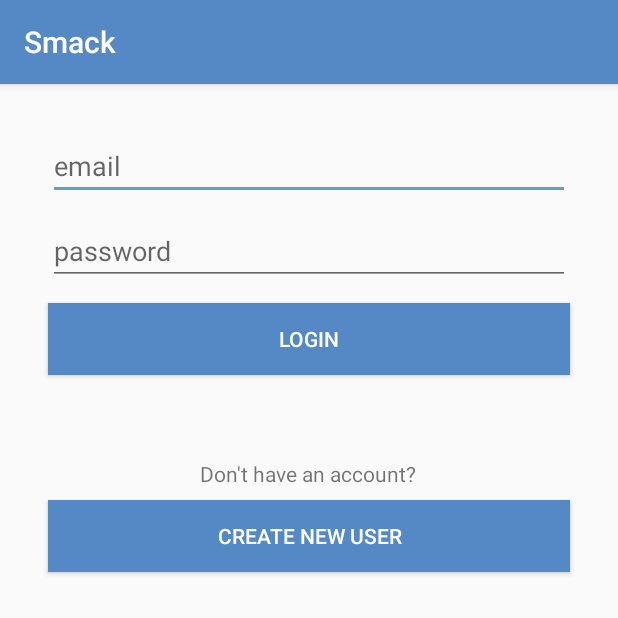
After one commit to SanJSp/SlackCloneApp, an Android app: the LoginActivity screen opened directly, with no data from a screen before it, on a phone screen of 412 x 824 dp, the top half of it. The commit adds this screen. Run offline under Robolectric (Android 15) with nearby library versions, the phone set to English and light mode, and no system bars.

Commit message:
Login Activity UI added

```diff
--- a/app/build.gradle
+++ b/app/build.gradle
@@ -24,7 +24,7 @@ android {
 
 dependencies {
     implementation fileTree(dir: 'libs', include: ['*.jar'])
-    implementation"org.jetbrains.kotlin:kotlin-stdlib-jdk7:$kotlin_version"
+    implementation "org.jetbrains.kotlin:kotlin-stdlib-jdk7:$kotlin_version"
     implementation 'com.android.support:appcompat-v7:28.0.0'
     implementation 'com.android.support:support-v4:28.0.0'
     implementation 'com.android.support:design:28.0.0'
--- a/app/src/main/AndroidManifest.xml
+++ b/app/src/main/AndroidManifest.xml
@@ -9,6 +9,8 @@
             android:roundIcon="@mipmap/ic_launcher"
             android:supportsRtl="true"
             android:theme="@style/AppTheme">
+        <activity android:name=".LoginActivity">
+        </activity>
         <activity
                 android:name=".MainActivity"
                 android:label="@string/app_name"
--- /dev/null
+++ b/app/src/main/java/com/example/smack/LoginActivity.kt
@@ -0,0 +1,24 @@
+package com.example.smack
+
+import android.support.v7.app.AppCompatActivity
+import android.os.Bundle
+import android.view.View
+
+class LoginActivity : AppCompatActivity() {
+
+    override fun onCreate(savedInstanceState: Bundle?) {
+        super.onCreate(savedInstanceState)
+        setContentView(R.layout.activity_login)
+    }
+
+    fun loginCreateUserBtnClicked (view: View){
+
+    }
+
+    fun loginLoginBtnClicked (view: View) {
+
+    }
+
+
+
+}
--- a/app/src/main/java/com/example/smack/MainActivity.kt
+++ b/app/src/main/java/com/example/smack/MainActivity.kt
@@ -1,5 +1,6 @@
 package com.example.smack
 
+import android.content.Intent
 import android.os.Bundle
 import android.support.design.widget.Snackbar
 import android.support.design.widget.NavigationView
@@ -37,6 +38,8 @@ class MainActivity : AppCompatActivity() {
     }
 
     fun loginBtnNavClicked( view: View){
+        val loginIntent = Intent(this, LoginActivity::class.java)
+        startActivity(loginIntent)
 
     }
 
--- /dev/null
+++ b/app/src/main/res/layout/activity_login.xml
@@ -0,0 +1,55 @@
+<?xml version="1.0" encoding="utf-8"?>
+<android.support.constraint.ConstraintLayout
+        xmlns:android="http://schemas.android.com/apk/res/android"
+        xmlns:tools="http://schemas.android.com/tools"
+        xmlns:app="http://schemas.android.com/apk/res-auto"
+        android:layout_width="match_parent"
+        android:layout_height="match_parent"
+        tools:context=".LoginActivity">
+
+    <EditText
+            android:layout_width="0dp"
+            android:layout_height="wrap_content"
+            android:inputType="textPersonName"
+            android:ems="10"
+            android:id="@+id/loginEmailTxt" android:layout_marginStart="32dp"
+            app:layout_constraintStart_toStartOf="parent" android:layout_marginEnd="32dp"
+            app:layout_constraintEnd_toEndOf="parent" android:layout_marginTop="32dp"
+            app:layout_constraintTop_toTopOf="parent" android:hint="email"/>
+    <EditText
+            android:layout_width="0dp"
+            android:layout_height="wrap_content"
+            android:inputType="textPassword"
+            android:ems="10"
+            android:id="@+id/loginPasswordTct" android:layout_marginTop="11dp"
+            app:layout_constraintTop_toBottomOf="@+id/loginEmailTxt" android:layout_marginEnd="32dp"
+            app:layout_constraintEnd_toEndOf="parent" android:layout_marginStart="32dp"
+            app:layout_constraintStart_toStartOf="parent" android:hint="password"/>
+    <Button
+            android:text="LOGIN"
+            android:layout_width="0dp"
+            android:layout_height="wrap_content"
+            android:id="@+id/loginLoginBtn" android:layout_marginTop="12dp"
+            app:layout_constraintTop_toBottomOf="@+id/loginPasswordTct" app:layout_constraintStart_toStartOf="parent"
+            android:layout_marginStart="32dp" app:layout_constraintEnd_toEndOf="parent"
+            android:layout_marginEnd="32dp" android:background="@color/colorPrimary"
+            android:textColor="@android:color/white" app:layout_constraintHorizontal_bias="0.0"
+            android:onClick="loginLoginBtnClicked"/>
+    <TextView
+            android:text="Don't have an account?"
+            android:layout_width="wrap_content"
+            android:layout_height="wrap_content"
+            android:id="@+id/textView" android:layout_marginTop="56dp"
+            app:layout_constraintTop_toBottomOf="@+id/loginLoginBtn" app:layout_constraintStart_toStartOf="parent"
+            android:layout_marginStart="8dp" app:layout_constraintEnd_toEndOf="parent" android:layout_marginEnd="8dp"
+            app:layout_constraintHorizontal_bias="0.498"/>
+    <Button
+            android:text="Create new User"
+            android:layout_width="0dp"
+            android:layout_height="wrap_content"
+            android:id="@+id/loginCreateUserBtn" android:layout_marginTop="8dp"
+            app:layout_constraintTop_toBottomOf="@+id/textView" app:layout_constraintEnd_toEndOf="parent"
+            android:layout_marginEnd="32dp" app:layout_constraintStart_toStartOf="parent"
+            android:layout_marginStart="32dp" android:background="@color/colorPrimary"
+            android:textColor="@android:color/background_light" android:onClick="loginCreateUserBtnClicked"/>
+</android.support.constraint.ConstraintLayout>
--- a/app/src/main/res/layout/nav_header_main.xml
+++ b/app/src/main/res/layout/nav_header_main.xml
@@ -15,7 +15,7 @@
             app:srcCompat="@drawable/profiledefault"
             android:contentDescription="@string/nav_header_desc"
             android:id="@+id/userImageNavHeader"
-            android:layout_marginStart="8dp"
+            android:layout_marginStart="12dp"
             app:layout_constraintStart_toStartOf="parent" android:layout_marginBottom="12dp"
             app:layout_constraintBottom_toTopOf="@+id/loginBtnNavHeader"/>
 
@@ -45,9 +45,9 @@
             android:id="@+id/loginBtnNavHeader"
             style="@style/Widget.AppCompat.Button.Borderless" android:textColor="@android:color/white"
             android:layout_marginBottom="8dp" app:layout_constraintBottom_toBottomOf="parent"
-            app:layout_constraintStart_toStartOf="parent" android:layout_marginStart="16dp"
+            app:layout_constraintStart_toStartOf="parent"
             android:background="@android:color/transparent" android:textSize="18sp"
-            android:onClick="loginBtnNavClicked" android:textAlignment="textStart"/>
+            android:onClick="loginBtnNavClicked" android:textAlignment="center" android:layout_marginStart="4dp"/>
     <ImageButton
             android:layout_width="30dp"
             android:layout_height="30dp" app:srcCompat="@drawable/addchannelbutton"
```
